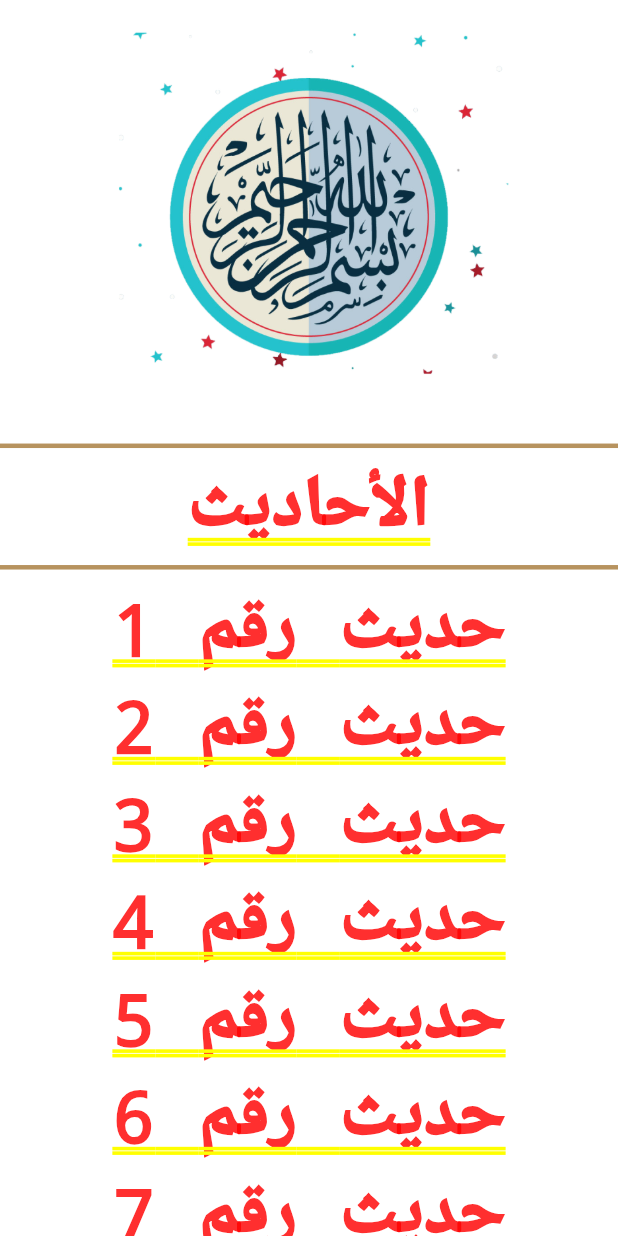
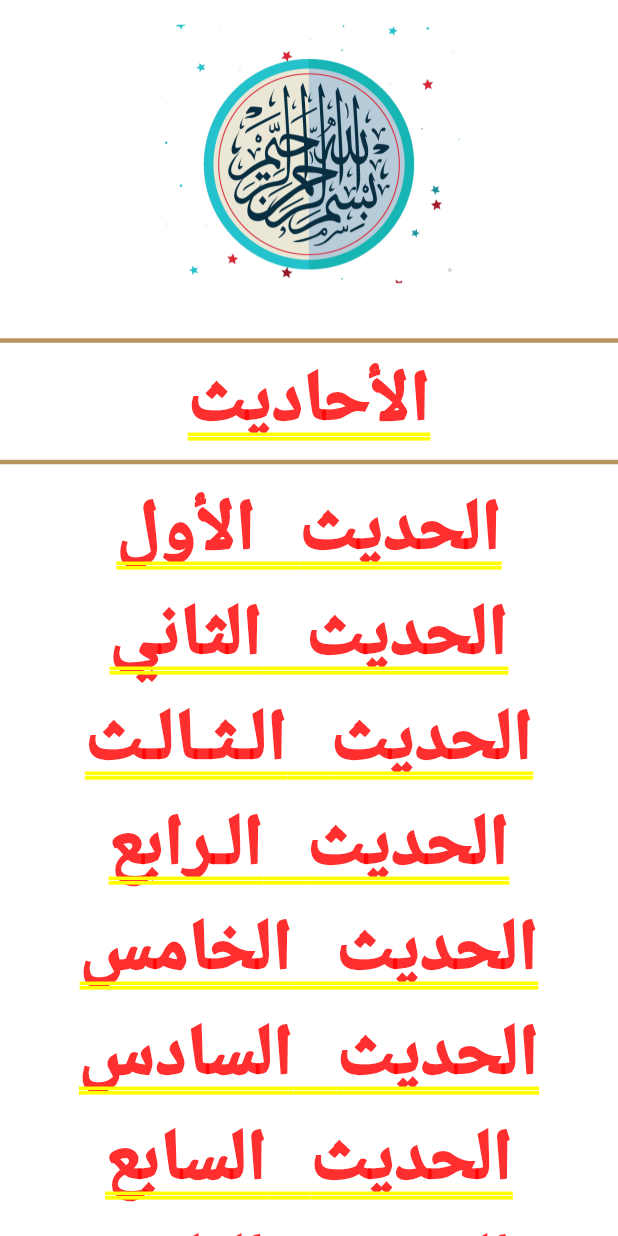
Before and after one commit to motazyusuf/Islami_App, a Flutter app: the HadethView screen opened by its route, on a phone screen of 412 x 824 dp. Run offline on Flutter 3.47's test engine with Material 3 defaults, Android fonts, the phone set to English and light mode, and no system bars.

Commit message:
Hadith index written

```diff
--- a/lib/modules/hadeth/hadeth_view.dart
+++ b/lib/modules/hadeth/hadeth_view.dart
@@ -1,70 +1,27 @@
 import 'package:flutter/material.dart';
+import 'package:flutter/services.dart';
 import 'package:islami_app/modules/hadeth/widgets/ahadeth_title.dart';
 import 'package:islami_app/modules/hadeth/widgets/hadeth_details_view.dart';
 
-class HadethView extends StatelessWidget {
+class HadethView extends StatefulWidget {
   static const String routeName = "hadeth";
-
-  List<String> ahadith = [
-    "حديث رقم",
-    "حديث رقم",
-    "حديث رقم",
-    "حديث رقم",
-    "حديث رقم",
-    "حديث رقم",
-    "حديث رقم",
-    "حديث رقم",
-    "حديث رقم",
-    "حديث رقم",
-    "حديث رقم",
-    "حديث رقم",
-    "حديث رقم",
-    "حديث رقم",
-    "حديث رقم",
-    "حديث رقم",
-    "حديث رقم",
-    "حديث رقم",
-    "حديث رقم",
-    "حديث رقم",
-    "حديث رقم",
-    "حديث رقم",
-    "حديث رقم",
-    "حديث رقم",
-    "حديث رقم",
-    "حديث رقم",
-    "حديث رقم",
-    "حديث رقم",
-    "حديث رقم",
-    "حديث رقم",
-    "حديث رقم",
-    "حديث رقم",
-    "حديث رقم",
-    "حديث رقم",
-    "حديث رقم",
-    "حديث رقم",
-    "حديث رقم",
-    "حديث رقم",
-    "حديث رقم",
-    "حديث رقم",
-    "حديث رقم",
-    "حديث رقم",
-    "حديث رقم",
-    "حديث رقم",
-    "حديث رقم",
-    "حديث رقم",
-    "حديث رقم",
-    "حديث رقم",
-    "حديث رقم",
-    "حديث رقم",
-  ];
 
   HadethView({super.key});
 
   @override
+  State<HadethView> createState() => _HadethViewState();
+}
+
+class _HadethViewState extends State<HadethView> {
+  @override
   Widget build(BuildContext context) {
+    if (content.isEmpty) loadData();
     return Column(
       children: [
-        Image.asset("assets/images/HadithViewImage.png"),
+        Image.asset(
+          "assets/images/HadithViewImage.png",
+          scale: 3,
+        ),
         const AhadethTitle(),
         Expanded(
             child: InkWell(
@@ -72,14 +29,42 @@ class HadethView extends StatelessWidget {
             Navigator.pushNamed(context, HadethDetailsView.routeName);
           },
           child: ListView.builder(
-            itemBuilder: (context, index) => Text(
-              "${ahadith[index]} ${index + 1}",
-              textAlign: TextAlign.center,
+            itemBuilder: (context, index) => Container(
+              padding: EdgeInsetsDirectional.only(top: 5),
+              child: Text(
+                "${ahadithFinalList[index].title}",
+                textAlign: TextAlign.center,
+              ),
             ),
-            itemCount: ahadith.length,
+            itemCount: ahadithFinalList.length,
           ),
         ))
       ],
     );
   }
+
+  List<Hadith> ahadithFinalList = [];
+  String content = "";
+
+  Future<void> loadData() async {
+    content = await rootBundle.loadString("assets/files/ahadeth.txt");
+
+    List<String> ahadithList = content.split("#");
+
+    for (int i = 0; i < ahadithList.length; i++) {
+      String hadithInstance = ahadithList[i].trim();
+      int titleLength = hadithInstance.indexOf("\n");
+      String title = hadithInstance.substring(0, titleLength);
+      String body = hadithInstance.substring(titleLength + 1);
+      Hadith hadith = Hadith(title: title, body: body);
+      ahadithFinalList.add(hadith);
+      setState(() {});
+    }
+  }
 }
+
+class Hadith {
+  String title, body;
+
+  Hadith({required this.title, required this.body});
+}
```
Also changed, not shown: assets/files/ahadeth.txt (+26 -26 lines), lib/modules/hadeth/widgets/hadeth_details_view.dart (+8 -1 lines).
